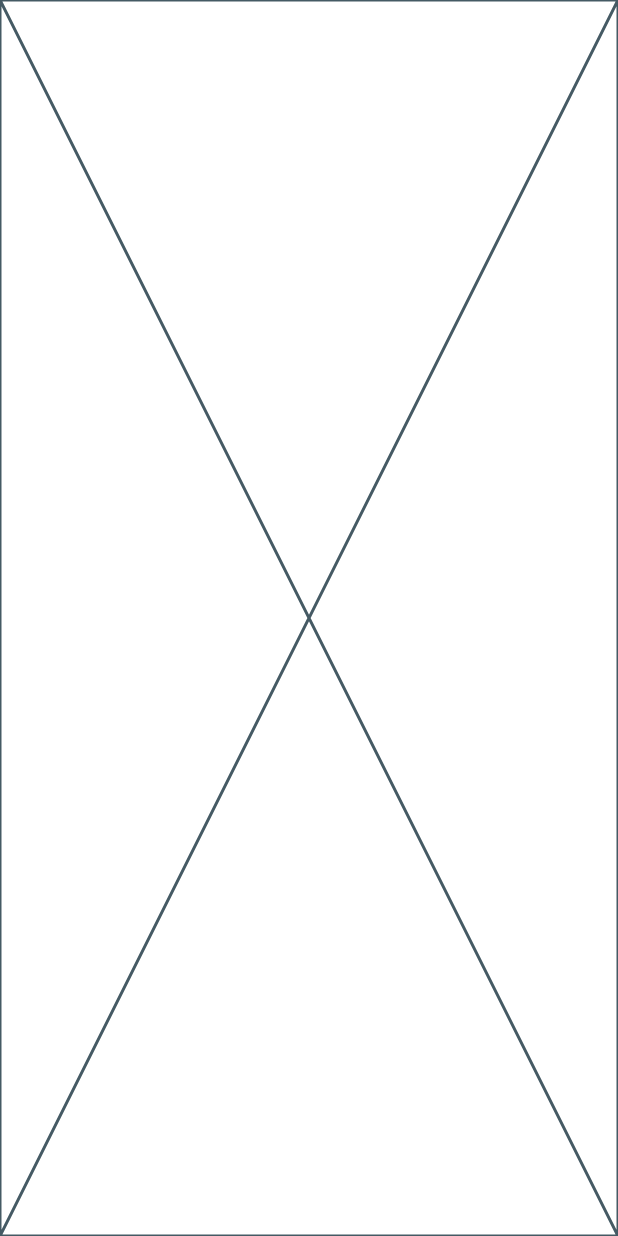
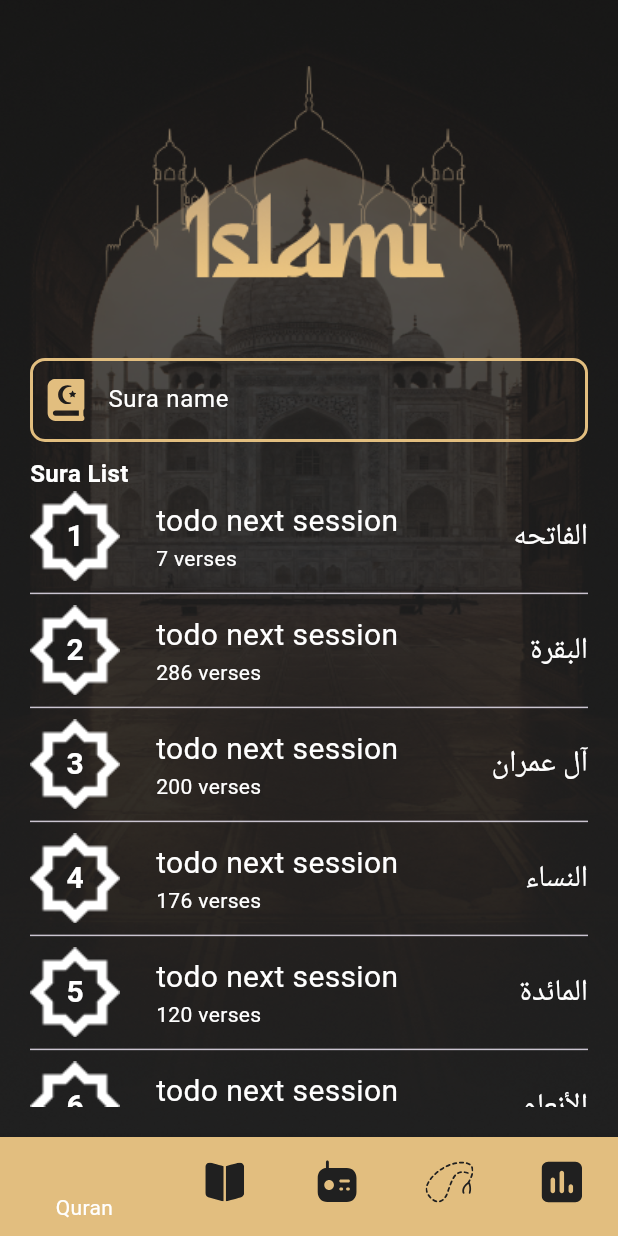
Before and after one commit to A-hmed/islami_c13, a Flutter app: the screen it shows after launch, on a phone screen of 412 x 824 dp. Run offline on Flutter 3.47's test engine with Material 3 defaults, Android fonts, the phone set to English and light mode, and no system bars; our stand-ins replace flutter_svg.

Commit message:
Finished Quran tab design

```diff
--- a/lib/ui/screens/home/home.dart
+++ b/lib/ui/screens/home/home.dart
@@ -1,12 +1,77 @@
 import 'package:flutter/material.dart';
+import 'package:flutter_svg/flutter_svg.dart';
+import 'package:islami_c13_sun/ui/screens/home/tabs/ahadeth/ahadeth_tab.dart';
+import 'package:islami_c13_sun/ui/screens/home/tabs/pray_times/pray_times_tab.dart';
+import 'package:islami_c13_sun/ui/screens/home/tabs/quran/quran_tab.dart';
+import 'package:islami_c13_sun/ui/screens/home/tabs/radio/radio_tab.dart';
+import 'package:islami_c13_sun/ui/screens/home/tabs/sebha/sebha_tab.dart';
+import 'package:islami_c13_sun/ui/utils/app_colors.dart';
+import 'package:islami_c13_sun/ui/utils/asset_manager.dart';
 
-class Home extends StatelessWidget {
+class Home extends StatefulWidget {
   static const routeName = "home";
 
   const Home({super.key});
 
   @override
+  State<Home> createState() => _HomeState();
+}
+
+class _HomeState extends State<Home> {
+  int currentTabIndex = 0;
+  List<Widget> tabs = [
+    QuranTab(),
+    AhadethTab(),
+    RadioTab(),
+    SebhaTab(),
+    PrayTimesTab()
+  ];
+  @override
   Widget build(BuildContext context) {
-    return const Placeholder();
+    return Scaffold(
+      body: tabs[currentTabIndex],
+      bottomNavigationBar: buildBottomNavigationBar(),
+    );
   }
+
+  Widget buildBottomNavigationBar() => Theme(
+        data: ThemeData(canvasColor: AppColors.primary),
+        child: BottomNavigationBar(
+            selectedItemColor: AppColors.white,
+            unselectedItemColor: AppColors.black,
+            onTap: (clickedTabIndex) {
+              currentTabIndex = clickedTabIndex;
+              setState(() {});
+            },
+            currentIndex: currentTabIndex,
+            items: [
+              BottomNavigationBarItem(
+                  icon: SvgPicture.asset(
+                    AssetsManager.icQuran,
+                    colorFilter:
+                        ColorFilter.mode(AppColors.white, BlendMode.clear),
+                  ),
+                  label: "Quran"),
+              BottomNavigationBarItem(
+                  icon: SvgPicture.asset(
+                    AssetsManager.icAhadeth,
+                  ),
+                  label: "Ahadeth"),
+              BottomNavigationBarItem(
+                  icon: SvgPicture.asset(
+                    AssetsManager.icRadio,
+                  ),
+                  label: "Radio"),
+              BottomNavigationBarItem(
+                  icon: SvgPicture.asset(
+                    AssetsManager.icSebha,
+                  ),
+                  label: "Sebha"),
+              BottomNavigationBarItem(
+                  icon: SvgPicture.asset(
+                    AssetsManager.icPrayTimes,
+                  ),
+                  label: "Times"),
+            ]),
+      );
 }
--- /dev/null
+++ b/lib/ui/screens/home/tabs/ahadeth/ahadeth_tab.dart
@@ -0,0 +1,12 @@
+import 'package:flutter/material.dart';
+
+class AhadethTab extends StatelessWidget {
+  const AhadethTab({super.key});
+
+  @override
+  Widget build(BuildContext context) {
+    return const Placeholder(
+      color: Colors.black,
+    );
+  }
+}
--- /dev/null
+++ b/lib/ui/screens/home/tabs/pray_times/pray_times_tab.dart
@@ -0,0 +1,10 @@
+import 'package:flutter/material.dart';
+
+class PrayTimesTab extends StatelessWidget {
+  const PrayTimesTab({super.key});
+
+  @override
+  Widget build(BuildContext context) {
+    return const Placeholder();
+  }
+}
--- /dev/null
+++ b/lib/ui/screens/home/tabs/quran/quran_tab.dart
@@ -0,0 +1,76 @@
+import 'package:flutter/material.dart';
+import 'package:flutter_svg/flutter_svg.dart';
+import 'package:islami_c13_sun/ui/screens/home/tabs/quran/sura_name_row.dart';
+import 'package:islami_c13_sun/ui/utils/app_colors.dart';
+import 'package:islami_c13_sun/ui/utils/asset_manager.dart';
+
+class QuranTab extends StatelessWidget {
+  const QuranTab({super.key});
+
+  @override
+  Widget build(BuildContext context) {
+    return Container(
+      width: double.infinity,
+      decoration: const BoxDecoration(
+          image: DecorationImage(
+        image: AssetImage(
+          AssetsManager.mainBackground,
+        ),
+        fit: BoxFit.fill,
+      )),
+      child: Padding(
+        padding: const EdgeInsets.all(20.0),
+        child: Column(
+          crossAxisAlignment: CrossAxisAlignment.stretch,
+          children: [
+            Image.asset(AssetsManager.islamiLogo),
+            buildSearchTextField(),
+            const SizedBox(
+              height: 10,
+            ),
+            const Text(
+              "Sura List",
+              textAlign: TextAlign.start,
+              style: TextStyle(
+                  fontSize: 16,
+                  fontWeight: FontWeight.bold,
+                  color: AppColors.white),
+            ),
+            buildSurasListView()
+          ],
+        ),
+      ),
+    );
+  }
+
+  Widget buildSurasListView() {
+    return Expanded(
+      child: ListView.separated(
+        itemCount: 114,
+        itemBuilder: (context, index) {
+          return SuraNameRow(index: index);
+        },
+        separatorBuilder: (context, index) => Divider(),
+      ),
+    );
+  }
+
+  Widget buildSearchTextField() {
+    OutlineInputBorder border = OutlineInputBorder(
+        borderSide: const BorderSide(color: AppColors.primary, width: 2),
+        borderRadius: BorderRadius.circular(10));
+    return TextField(
+      decoration: InputDecoration(
+          border: border,
+          enabledBorder: border,
+          focusedBorder: border,
+          labelText: "Sura name",
+          labelStyle: const TextStyle(color: Colors.white, fontSize: 16),
+          prefixIcon: Container(
+              margin: const EdgeInsets.symmetric(vertical: 14),
+              child: SvgPicture.asset(AssetsManager.icQuran))),
+      cursorColor: Colors.white,
+      style: const TextStyle(color: Colors.white, fontSize: 16),
+    );
+  }
+}
--- /dev/null
+++ b/lib/ui/screens/home/tabs/quran/sura_name_row.dart
@@ -0,0 +1,62 @@
+import 'package:flutter/material.dart';
+import 'package:islami_c13_sun/ui/utils/constants.dart';
+
+import '../../../../utils/app_colors.dart';
+import '../../../../utils/asset_manager.dart';
+
+class SuraNameRow extends StatelessWidget {
+  final int index;
+
+  const SuraNameRow({super.key, required this.index});
+
+  @override
+  Widget build(BuildContext context) {
+    return Row(
+      children: [
+        buildSuraNumberWithBackground(),
+        SizedBox(
+          width: 24,
+        ),
+        Expanded(
+          child: Column(
+            mainAxisAlignment: MainAxisAlignment.start,
+            crossAxisAlignment: CrossAxisAlignment.start,
+            children: [
+              Text(
+                "todo next session",
+                style: TextStyle(color: AppColors.white, fontSize: 20),
+              ),
+              Text(
+                "${Constants.versesNumber[index]} verses",
+                style: TextStyle(color: AppColors.white, fontSize: 14),
+              ),
+            ],
+          ),
+        ),
+        Text(
+          "${Constants.suraNames[index]}",
+          style: TextStyle(color: AppColors.white, fontSize: 20),
+        )
+      ],
+    );
+  }
+
+  Container buildSuraNumberWithBackground() {
+    return Container(
+        width: 60,
+        height: 60,
+        decoration: BoxDecoration(
+            image: DecorationImage(
+                image: AssetImage(AssetsManager.islamicNumbersBg),
+                fit: BoxFit.fill)),
+        child: Center(
+          child: Text(
+            "${index + 1}",
+            style: TextStyle(
+                color: AppColors.white,
+                fontSize: 20,
+                fontWeight: FontWeight.bold),
+          ),
+        ));
+  }
+}
--- /dev/null
+++ b/lib/ui/screens/home/tabs/radio/radio_tab.dart
@@ -0,0 +1,12 @@
+import 'package:flutter/material.dart';
+
+class RadioTab extends StatelessWidget {
+  const RadioTab({super.key});
+
+  @override
+  Widget build(BuildContext context) {
+    return const Placeholder(
+      color: Colors.yellow,
+    );
+  }
+}
--- /dev/null
+++ b/lib/ui/screens/home/tabs/sebha/sebha_tab.dart
@@ -0,0 +1,12 @@
+import 'package:flutter/material.dart';
+
+class SebhaTab extends StatelessWidget {
+  const SebhaTab({super.key});
+
+  @override
+  Widget build(BuildContext context) {
+    return const Placeholder(
+      color: Colors.deepOrange,
+    );
+  }
+}
--- a/lib/ui/utils/asset_manager.dart
+++ b/lib/ui/utils/asset_manager.dart
@@ -3,8 +3,9 @@ abstract final class AssetsManager {
   static const icRadio = "assets/images/ic_radio.svg";
   static const icQuran = "assets/images/ic_quran.svg";
   static const icSebha = "assets/images/ic_sebha.svg";
-  static const islamicNumbersBg = "assets/images/islamic_numbers_bg.svg";
-  static const islamiLogo = "assets/images/logo.svg";
+  static const icPrayTimes = "assets/images/ic_pray_times.svg";
+  static const islamicNumbersBg = "assets/images/isalmic_numbers_bg.png";
+  static const islamiLogo = "assets/images/logo.png";
   static const recentSuraImage = "assets/images/recent_sura_image.svg";
   static const titleLeftBg = "assets/images/title_bg_left.svg";
   static const titleRightBg = "assets/images/title_bg_right.svg";
--- /dev/null
+++ b/lib/ui/utils/constants.dart
@@ -0,0 +1,234 @@
+abstract final class Constants {
+  static const List<String> suraNames = [
+    "الفاتحه",
+    "البقرة",
+    "آل عمران",
+    "النساء",
+    "المائدة",
+    "الأنعام",
+    "الأعراف",
+    "الأنفال",
+    "التوبة",
+    "يونس",
+    "هود",
+    "يوسف",
+    "الرعد",
+    "إبراهيم",
+    "الحجر",
+    "النحل",
+    "الإسراء",
+    "الكهف",
+    "مريم",
+    "طه",
+    "الأنبياء",
+    "الحج",
+    "المؤمنون",
+    "النّور",
+    "الفرقان",
+    "الشعراء",
+    "النّمل",
+    "القصص",
+    "العنكبوت",
+    "الرّوم",
+    "لقمان",
+    "السجدة",
+    "الأحزاب",
+    "سبأ",
+    "فاطر",
+    "يس",
+    "الصافات",
+    "ص",
+    "الزمر",
+    "غافر",
+    "فصّلت",
+    "الشورى",
+    "الزخرف",
+    "الدّخان",
+    "الجاثية",
+    "الأحقاف",
+    "محمد",
+    "الفتح",
+    "الحجرات",
+    "ق",
+    "الذاريات",
+    "الطور",
+    "النجم",
+    "القمر",
+    "الرحمن",
+    "الواقعة",
+    "الحديد",
+    "المجادلة",
+    "الحشر",
+    "الممتحنة",
+    "الصف",
+    "الجمعة",
+    "المنافقون",
+    "التغابن",
+    "الطلاق",
+    "التحريم",
+    "الملك",
+    "القلم",
+    "الحاقة",
+    "المعارج",
+    "نوح",
+    "الجن",
+    "المزّمّل",
+    "المدّثر",
+    "القيامة",
+    "الإنسان",
+    "المرسلات",
+    "النبأ",
+    "النازعات",
+    "عبس",
+    "التكوير",
+    "الإنفطار",
+    "المطفّفين",
+    "الإنشقاق",
+    "البروج",
+    "الطارق",
+    "الأعلى",
+    "الغاشية",
+    "الفجر",
+    "البلد",
+    "الشمس",
+    "الليل",
+    "الضحى",
+    "الشرح",
+    "التين",
+    "العلق",
+    "القدر",
+    "البينة",
+    "الزلزلة",
+    "العاديات",
+    "القارعة",
+    "التكاثر",
+    "العصر",
+    "الهمزة",
+    "الفيل",
+    "قريش",
+    "الماعون",
+    "الكوثر",
+    "الكافرون",
+    "النصر",
+    "المسد",
+    "الإخلاص",
+    "الفلق",
+    "الناس"
+  ];
+  static const List<int> versesNumber = [
+    7,
+    286,
+    200,
+    176,
+    120,
+    165,
+    206,
+    75,
+    129,
+    109,
+    123,
+    111,
+    43,
+    52,
+    99,
+    128,
+    111,
+    110,
+    98,
+    135,
+    112,
+    78,
+    118,
+    64,
+    77,
+    227,
+    93,
+    88,
+    69,
+    60,
+    34,
+    30,
+    73,
+    54,
+    45,
+    83,
+    182,
+    88,
+    75,
+    85,
+    54,
+    53,
+    89,
+    59,
+    37,
+    35,
+    38,
+    29,
+    18,
+    45,
+    60,
+    49,
+    62,
+    55,
+    78,
+    96,
+    29,
+    22,
+    24,
+    13,
+    14,
+    11,
+    11,
+    18,
+    12,
+    12,
+    30,
+    52,
+    52,
+    44,
+    28,
+    28,
+    20,
+    56,
+    40,
+    31,
+    50,
+    40,
+    46,
+    42,
+    29,
+    19,
+    36,
+    25,
+    22,
+    17,
+    19,
+    26,
+    30,
+    20,
+    15,
+    21,
+    11,
+    8,
+    5,
+    19,
+    5,
+    8,
+    8,
+    11,
+    11,
+    8,
+    3,
+    9,
+    5,
+    4,
+    6,
+    3,
+    6,
+    3,
+    5,
+    4,
+    5,
+    6
+  ];
+}
--- a/pubspec.yaml
+++ b/pubspec.yaml
@@ -30,11 +30,8 @@ environment:
 dependencies:
   flutter:
     sdk: flutter
-
-
-  # The following adds the Cupertino Icons font to your application.
-  # Use with the CupertinoIcons class for iOS style icons.
   cupertino_icons: ^1.0.8
+  flutter_svg: ^2.0.16
 
 dev_dependencies:
   flutter_test:
```
Also changed, not shown: assets/images/ic_pray_times.svg (added), assets/images/isalmic_numbers_bg.png (added), assets/images/logo.png (added), pubspec.lock.
